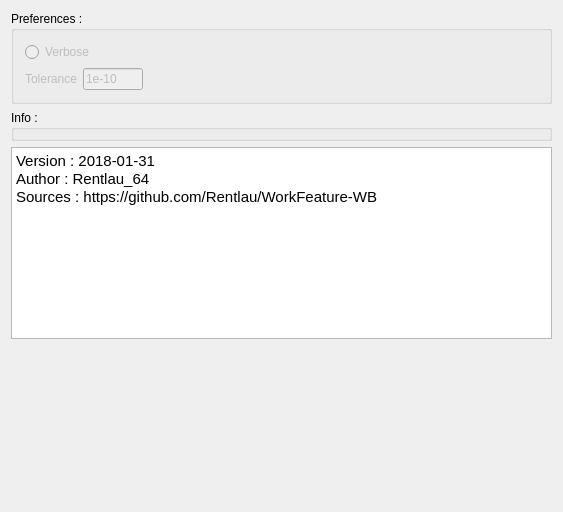
Qt form Resources/Ui/WorkFeature_prefs.ui (Rentlau/WorkFeature-WB) before a commit.
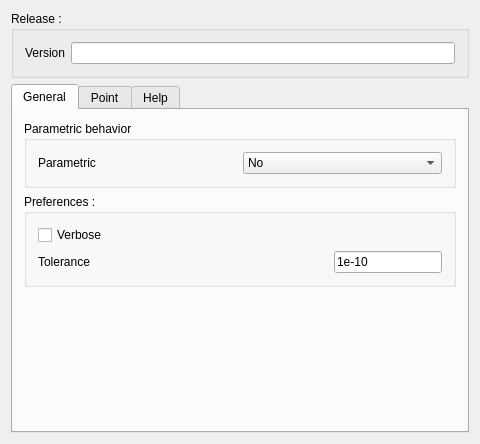
The same form after that commit. Icons and pictures are not drawn. Custom widgets are drawn as their Qt base class.

What changed in the file:
```diff
--- a/Resources/Ui/WorkFeature_prefs.ui
+++ b/Resources/Ui/WorkFeature_prefs.ui
@@ -6,8 +6,8 @@
    <rect>
     <x>0</x>
     <y>0</y>
-    <width>563</width>
-    <height>512</height>
+    <width>480</width>
+    <height>444</height>
    </rect>
   </property>
   <property name="windowTitle">
@@ -17,41 +17,142 @@
    <iconset>
     <normaloff>../../../../../../../../.designer/Icons/WF_wf.xpm</normaloff>../../../../../../../../.designer/Icons/WF_wf.xpm</iconset>
   </property>
-  <layout class="QVBoxLayout" name="verticalLayout">
+  <layout class="QGridLayout" name="gridLayout_7">
+   <item row="0" column="0">
+    <widget class="QGroupBox" name="groupBox_release">
+     <property name="title">
+      <string>Release :</string>
+     </property>
+     <layout class="QGridLayout" name="gridLayout_3">
+      <item row="0" column="0">
+       <layout class="QHBoxLayout" name="horizontalLayout_10">
    <item>
-    <widget class="QGroupBox" name="groupBox_13">
+         <widget class="QLabel" name="release_label">
+          <property name="text">
+           <string>Version</string>
+          </property>
+         </widget>
+        </item>
+        <item>
+         <widget class="Gui::PrefLineEdit" name="release_edit">
+          <property name="toolTip">
+           <string>This is the default group name for construction geometry</string>
+          </property>
+          <property name="text">
+           <string/>
+          </property>
+          <property name="prefEntry" stdset="0">
+           <cstring>release</cstring>
+          </property>
+          <property name="prefPath" stdset="0">
+           <cstring>Mod/WF</cstring>
+          </property>
+         </widget>
+        </item>
+       </layout>
+      </item>
+     </layout>
+    </widget>
+   </item>
+   <item row="1" column="0">
+    <widget class="QTabWidget" name="tabWidget">
+     <property name="currentIndex">
+      <number>0</number>
+     </property>
+     <widget class="QWidget" name="tab_general">
+      <attribute name="title">
+       <string>General</string>
+      </attribute>
+      <layout class="QGridLayout" name="gridLayout_5">
+       <item row="0" column="0">
+        <widget class="QGroupBox" name="groupBox_0">
+         <property name="title">
+          <string>Parametric behavior</string>
+         </property>
+         <layout class="QGridLayout" name="gridLayout_4">
+          <item row="0" column="0">
+           <layout class="QHBoxLayout" name="horizontalLayout">
+            <item>
+             <widget class="QLabel" name="label">
+              <property name="toolTip">
+               <string>&lt;html&gt;&lt;head/&gt;&lt;body&gt;&lt;p&gt;Choose the parametric behavior of the Feature regarding parent changes.&lt;/p&gt;&lt;p&gt;No : for Static (no update)&lt;/p&gt;&lt;p&gt;Interactive : Update only when user asks for&lt;/p&gt;&lt;p&gt;Dynamic : Update each time parent changes&lt;/p&gt;&lt;/body&gt;&lt;/html&gt;</string>
+              </property>
+              <property name="text">
+               <string>Parametric</string>
+              </property>
+             </widget>
+            </item>
+            <item>
+             <widget class="Gui::PrefComboBox" name="combobox_4">
+              <property name="toolTip">
+               <string>&lt;html&gt;&lt;head/&gt;&lt;body&gt;&lt;p&gt;Choose the parametric behavior of the Feature regarding parent changes.&lt;/p&gt;&lt;p&gt;No : for Static (no update)&lt;/p&gt;&lt;p&gt;Interactive : Update only when user asks for&lt;/p&gt;&lt;p&gt;Dynamic : Update each time parent changes&lt;/p&gt;&lt;/body&gt;&lt;/html&gt;</string>
+              </property>
+              <property name="currentIndex">
+               <number>0</number>
+              </property>
+              <property name="maxVisibleItems">
+               <number>8</number>
+              </property>
+              <property name="prefEntry" stdset="0">
+               <cstring>parametric</cstring>
+              </property>
+              <property name="prefPath" stdset="0">
+               <cstring>Mod/WF</cstring>
+              </property>
+              <item>
+               <property name="text">
+                <string>No</string>
+               </property>
+              </item>
+              <item>
+               <property name="text">
+                <string>Interactive</string>
+               </property>
+              </item>
+              <item>
+               <property name="text">
+                <string>Dynamic</string>
+               </property>
+              </item>
+             </widget>
+            </item>
+           </layout>
+          </item>
+         </layout>
+        </widget>
+       </item>
+       <item row="1" column="0">
+        <widget class="QGroupBox" name="groupBox_2">
      <property name="title">
       <string>Preferences :</string>
      </property>
-     <layout class="QFormLayout" name="formLayout">
-      <property name="fieldGrowthPolicy">
-       <enum>QFormLayout::AllNonFixedFieldsGrow</enum>
-      </property>
+         <layout class="QGridLayout" name="gridLayout">
       <item row="0" column="0">
-       <widget class="QRadioButton" name="radioButton_verbose">
-        <property name="enabled">
-         <bool>false</bool>
-        </property>
+           <widget class="Gui::PrefCheckBox" name="verbose_checkbox">
         <property name="toolTip">
          <string>Toggle here if you want a lot of information printed into report View.</string>
         </property>
         <property name="text">
          <string>Verbose</string>
         </property>
-        <property name="checked">
-         <bool>false</bool>
-        </property>
-        <property name="autoExclusive">
-         <bool>false</bool>
+            <property name="prefEntry" stdset="0">
+             <cstring>verbose</cstring>
+            </property>
+            <property name="prefPath" stdset="0">
+             <cstring>Mod/WF</cstring>
         </property>
        </widget>
       </item>
       <item row="1" column="0">
-       <layout class="QHBoxLayout" name="horizontalLayout_44">
-        <item>
-         <widget class="QLabel" name="label_10">
+           <widget class="QLabel" name="tolerance_label">
           <property name="enabled">
-           <bool>false</bool>
+             <bool>true</bool>
+            </property>
+            <property name="sizePolicy">
+             <sizepolicy hsizetype="Expanding" vsizetype="Preferred">
+              <horstretch>0</horstretch>
+              <verstretch>0</verstretch>
+             </sizepolicy>
           </property>
           <property name="toolTip">
            <string>Change the tolerance for the following functions:
@@ -65,15 +166,18 @@
           </property>
          </widget>
         </item>
-        <item>
-         <widget class="QLineEdit" name="tolerance_edit">
-          <property name="enabled">
-           <bool>false</bool>
-          </property>
-          <property name="maximumSize">
+          <item row="1" column="1">
+           <widget class="Gui::PrefLineEdit" name="tolerance_edit">
+            <property name="sizePolicy">
+             <sizepolicy hsizetype="Minimum" vsizetype="Fixed">
+              <horstretch>0</horstretch>
+              <verstretch>0</verstretch>
+             </sizepolicy>
+            </property>
+            <property name="minimumSize">
            <size>
-            <width>60</width>
-            <height>16777215</height>
+              <width>100</width>
+              <height>0</height>
            </size>
           </property>
           <property name="toolTip">
@@ -89,31 +193,55 @@
          </widget>
         </item>
        </layout>
-      </item>
-     </layout>
-    </widget>
-   </item>
-   <item>
-    <widget class="QGroupBox" name="groupBox">
+        </widget>
+       </item>
+       <item row="2" column="0">
+        <spacer name="verticalSpacer_2">
+         <property name="orientation">
+          <enum>Qt::Vertical</enum>
+         </property>
+         <property name="sizeHint" stdset="0">
+          <size>
+           <width>20</width>
+           <height>133</height>
+          </size>
+         </property>
+        </spacer>
+       </item>
+      </layout>
+     </widget>
+     <widget class="QWidget" name="tab_point">
+      <attribute name="title">
+       <string>Point</string>
+      </attribute>
+     </widget>
+     <widget class="QWidget" name="tab_help">
+      <attribute name="title">
+       <string>Help</string>
+      </attribute>
+      <layout class="QGridLayout" name="gridLayout_6">
+       <item row="0" column="0">
+        <widget class="QGroupBox" name="groupBox_3">
      <property name="title">
       <string>Info :</string>
      </property>
-    </widget>
-   </item>
-   <item>
+         <layout class="QGridLayout" name="gridLayout_2">
+          <item row="0" column="0">
     <widget class="QTextEdit" name="textEdit">
      <property name="html">
       <string>&lt;!DOCTYPE HTML PUBLIC &quot;-//W3C//DTD HTML 4.0//EN&quot; &quot;http://www.w3.org/TR/REC-html40/strict.dtd&quot;&gt;
 &lt;html&gt;&lt;head&gt;&lt;meta name=&quot;qrichtext&quot; content=&quot;1&quot; /&gt;&lt;style type=&quot;text/css&quot;&gt;
 p, li { white-space: pre-wrap; }
 &lt;/style&gt;&lt;/head&gt;&lt;body style=&quot; font-family:'Ubuntu'; font-size:11pt; font-weight:400; font-style:normal;&quot;&gt;
-&lt;p style=&quot; margin-top:0px; margin-bottom:0px; margin-left:0px; margin-right:0px; -qt-block-indent:0; text-indent:0px;&quot;&gt;Version : 2018-01-31&lt;/p&gt;
 &lt;p style=&quot; margin-top:0px; margin-bottom:0px; margin-left:0px; margin-right:0px; -qt-block-indent:0; text-indent:0px;&quot;&gt;Author : Rentlau_64&lt;/p&gt;
 &lt;p style=&quot; margin-top:0px; margin-bottom:0px; margin-left:0px; margin-right:0px; -qt-block-indent:0; text-indent:0px;&quot;&gt;Sources : https://github.com/Rentlau/WorkFeature-WB&lt;/p&gt;&lt;/body&gt;&lt;/html&gt;</string>
      </property>
     </widget>
    </item>
-   <item>
+         </layout>
+        </widget>
+       </item>
+       <item row="1" column="0">
     <spacer name="verticalSpacer">
      <property name="orientation">
       <enum>Qt::Vertical</enum>
@@ -121,15 +249,36 @@
      <property name="sizeHint" stdset="0">
       <size>
        <width>20</width>
-       <height>40</height>
+           <height>67</height>
       </size>
      </property>
     </spacer>
+       </item>
+      </layout>
+     </widget>
+    </widget>
    </item>
   </layout>
  </widget>
  <layoutdefault spacing="6" margin="11"/>
  <pixmapfunction>qPixmapFromMimeSource</pixmapfunction>
+ <customwidgets>
+  <customwidget>
+   <class>Gui::PrefCheckBox</class>
+   <extends>QCheckBox</extends>
+   <header>Gui/PrefWidgets.h</header>
+  </customwidget>
+  <customwidget>
+   <class>Gui::PrefLineEdit</class>
+   <extends>QLineEdit</extends>
+   <header>Gui/PrefWidgets.h</header>
+  </customwidget>
+  <customwidget>
+   <class>Gui::PrefComboBox</class>
+   <extends>QComboBox</extends>
+   <header>Gui/PrefWidgets.h</header>
+  </customwidget>
+ </customwidgets>
  <resources/>
  <connections/>
 </ui>
```
Left out of the diff: 18 changed lines with no effect on the pictures. Lines whose indentation alone changed are shown as unchanged.
